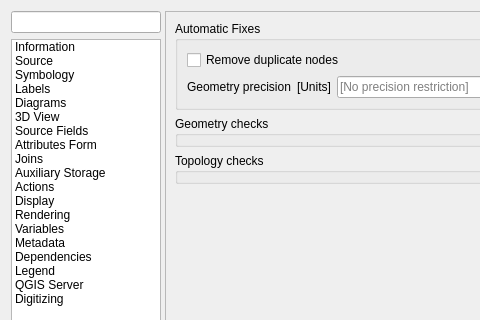
First picture: the form in src/ui/qgsvectorlayerpropertiesbase.ui, repository qgis/QGIS, before the edit; both pictures show x 0 to 480 and y 0 to 320 of the 825 by 856 pixel window.
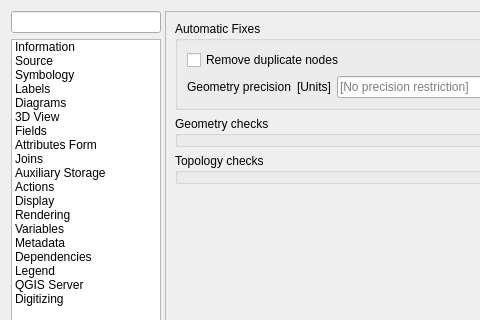
Second picture: the form after the edit. Icons and pictures are not drawn. Custom widgets are drawn as their Qt base class.

Commit message: [needs-docs] Rename "Source Fields" into "Fields" in vector layer properties dialog

Patch:
```diff
--- a/src/ui/qgsvectorlayerpropertiesbase.ui
+++ b/src/ui/qgsvectorlayerpropertiesbase.ui
@@ -173,7 +173,7 @@
          </item>
          <item>
           <property name="text">
-           <string>Source Fields</string>
+           <string>Fields</string>
           </property>
           <property name="toolTip">
            <string>Manage fields</string>
```
